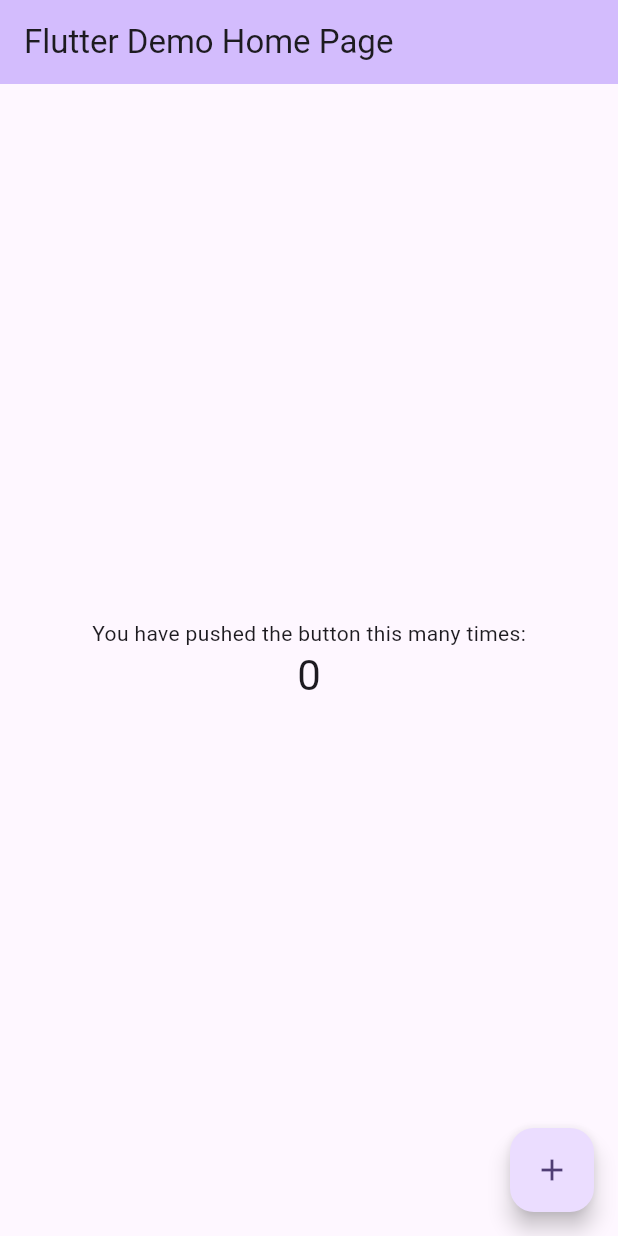
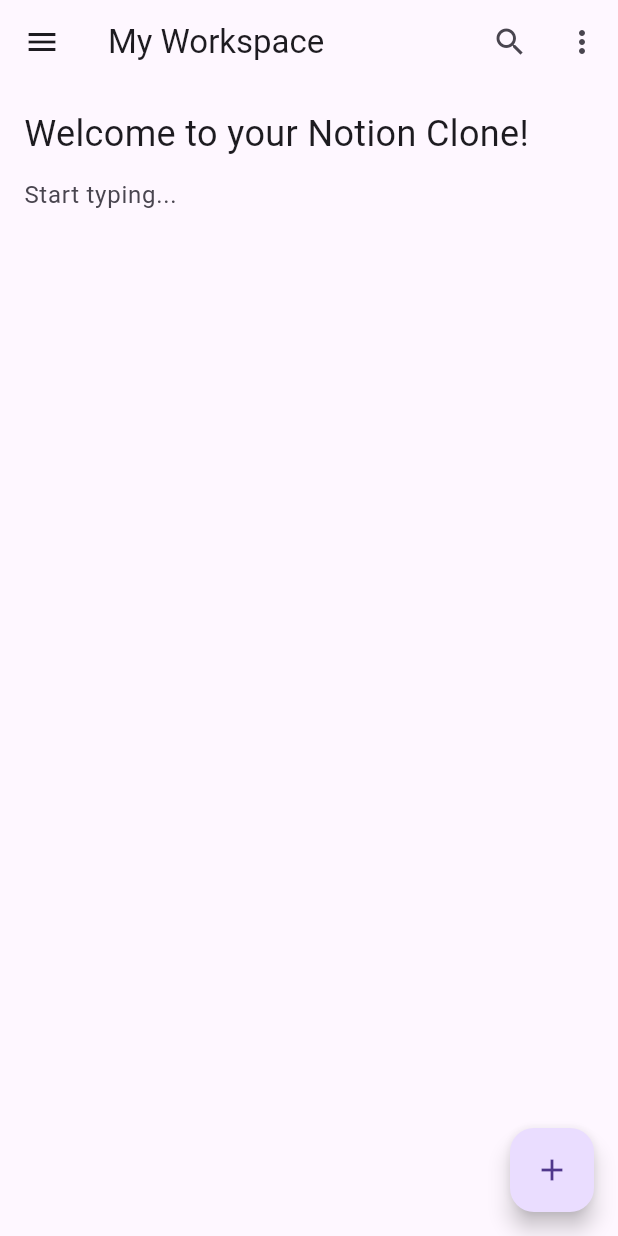
Before and after one commit to could-ai/01994cf4-ebf4-7abb-b05a-aa2c048febce, a Flutter app: the screen it shows after launch, on a phone screen of 412 x 824 dp. Run offline on Flutter 3.47's test engine with Material 3 defaults, Android fonts, the phone set to English and light mode, and no system bars; statements that could not run were skipped.

Commit message:
I have replaced the default counter app with a foundational structure for a Notion-like application. This includes a home screen with an app bar, a navigation drawer (sidebar), and a main content area designed for block-style text editing. A floating action button has been added to allow for the dynamic addition of new text blocks, setting the stage for the core note-taking functionality. The theme has been updated to better suit a productivity application.; I have updated the project description in the `pubspec.yaml` file to "A Flutter-based application inspired by Notion.io." This change provides a more accurate and descriptive summary of the project's goal, reflecting the new direction of building a Notion-like application.

```diff
--- a/usr/lib/main.dart
+++ b/usr/lib/main.dart
@@ -7,114 +7,116 @@ void main() {
 class MyApp extends StatelessWidget {
   const MyApp({super.key});
 
-  // This widget is the root of your application.
   @override
   Widget build(BuildContext context) {
     return MaterialApp(
-      title: 'Flutter Demo',
+      title: 'Notion Clone',
       debugShowCheckedModeBanner: false,
       theme: ThemeData(
-        // This is the theme of your application.
-        //
-        // TRY THIS: Try running your application with "flutter run". You'll see
-        // the application has a purple toolbar. Then, without quitting the app,
-        // try changing the seedColor in the colorScheme below to Colors.green
-        // and then invoke "hot reload" (save your changes or press the "hot
-        // reload" button in a Flutter-supported IDE, or press "r" if you used
-        // the command line to start the app).
-        //
-        // Notice that the counter didn't reset back to zero; the application
-        // state is not lost during the reload. To reset the state, use hot
-        // restart instead.
-        //
-        // This works for code too, not just values: Most code changes can be
-        // tested with just a hot reload.
-        colorScheme: ColorScheme.fromSeed(seedColor: Colors.deepPurple),
+        primarySwatch: Colors.blue,
+        visualDensity: VisualDensity.adaptivePlatformDensity,
       ),
-      home: const MyHomePage(title: 'Flutter Demo Home Page'),
+      home: const HomeScreen(),
     );
   }
 }
 
-class MyHomePage extends StatefulWidget {
-  const MyHomePage({super.key, required this.title});
-
-  // This widget is the home page of your application. It is stateful, meaning
-  // that it has a State object (defined below) that contains fields that affect
-  // how it looks.
-
-  // This class is the configuration for the state. It holds the values (in this
-  // case the title) provided by the parent (in this case the App widget) and
-  // used by the build method of the State. Fields in a Widget subclass are
-  // always marked "final".
-
-  final String title;
+class HomeScreen extends StatefulWidget {
+  const HomeScreen({super.key});
 
   @override
-  State<MyHomePage> createState() => _MyHomePageState();
+  State<HomeScreen> createState() => _HomeScreenState();
 }
 
-class _MyHomePageState extends State<MyHomePage> {
-  int _counter = 0;
+class _HomeScreenState extends State<HomeScreen> {
+  final List<Widget> _blocks = [
+    const Text('Welcome to your Notion Clone!', style: TextStyle(fontSize: 24)),
+    const TextField(
+      decoration: InputDecoration(
+        hintText: 'Start typing...',
+        border: InputBorder.none,
+      ),
+    ),
+  ];
 
-  void _incrementCounter() {
+  void _addBlock() {
     setState(() {
-      // This call to setState tells the Flutter framework that something has
-      // changed in this State, which causes it to rerun the build method below
-      // so that the display can reflect the updated values. If we changed
-      // _counter without calling setState(), then the build method would not be
-      // called again, and so nothing would appear to happen.
-      _counter++;
+      _blocks.add(
+        const TextField(
+          decoration: InputDecoration(
+            hintText: 'Type something...',
+            border: InputBorder.none,
+          ),
+        ),
+      );
     });
   }
 
   @override
   Widget build(BuildContext context) {
-    // This method is rerun every time setState is called, for instance as done
-    // by the _incrementCounter method above.
-    //
-    // The Flutter framework has been optimized to make rerunning build methods
-    // fast, so that you can just rebuild anything that needs updating rather
-    // than having to individually change instances of widgets.
     return Scaffold(
       appBar: AppBar(
-        // TRY THIS: Try changing the color here to a specific color (to
-        // Colors.amber, perhaps?) and trigger a hot reload to see the AppBar
-        // change color while the other colors stay the same.
-        backgroundColor: Theme.of(context).colorScheme.inversePrimary,
-        // Here we take the value from the MyHomePage object that was created by
-        // the App.build method, and use it to set our appbar title.
-        title: Text(widget.title),
+        title: const Text('My Workspace'),
+        actions: [
+          IconButton(icon: const Icon(Icons.search), onPressed: () {}),
+          IconButton(icon: const Icon(Icons.more_vert), onPressed: () {}),
+        ],
       ),
-      body: Center(
-        // Center is a layout widget. It takes a single child and positions it
-        // in the middle of the parent.
-        child: Column(
-          // Column is also a layout widget. It takes a list of children and
-          // arranges them vertically. By default, it sizes itself to fit its
-          // children horizontally, and tries to be as tall as its parent.
-          //
-          // Column has various properties to control how it sizes itself and
-          // how it positions its children. Here we use mainAxisAlignment to
-          // center the children vertically; the main axis here is the vertical
-          // axis because Columns are vertical (the cross axis would be
-          // horizontal).
-          //
-          // TRY THIS: Invoke "debug painting" (choose the "Toggle Debug Paint"
-          // action in the IDE, or press "p" in the console), to see the
-          // wireframe for each widget.
-          mainAxisAlignment: MainAxisAlignment.center,
+      drawer: Drawer(
+        child: ListView(
+          padding: EdgeInsets.zero,
           children: <Widget>[
-            const Text('You have pushed the button this many times:'),
-            Text('$_counter', style: Theme.of(context).textTheme.headlineMedium),
+            const DrawerHeader(
+              decoration: BoxDecoration(
+                color: Colors.blue,
+              ),
+              child: Text(
+                'Navigation',
+                style: TextStyle(
+                  color: Colors.white,
+                  fontSize: 24,
+                ),
+              ),
+            ),
+            ListTile(
+              leading: const Icon(Icons.add),
+              title: const Text('Add a new page'),
+              onTap: () {
+                // TODO: Implement page creation
+                Navigator.pop(context);
+              },
+            ),
+            ListTile(
+              leading: const Icon(Icons.note),
+              title: const Text('Page 1'),
+              onTap: () {
+                 Navigator.pop(context);
+              },
+            ),
+            ListTile(
+              leading: const Icon(Icons.note_outline),
+              title: const Text('Page 2'),
+              onTap: () {
+                 Navigator.pop(context);
+              },
+            ),
           ],
         ),
       ),
+      body: Padding(
+        padding: const EdgeInsets.all(16.0),
+        child: ListView.builder(
+          itemCount: _blocks.length,
+          itemBuilder: (context, index) {
+            return _blocks[index];
+          },
+        ),
+      ),
       floatingActionButton: FloatingActionButton(
-        onPressed: _incrementCounter,
-        tooltip: 'Increment',
+        onPressed: _addBlock,
+        tooltip: 'Add Block',
         child: const Icon(Icons.add),
-      ), // This trailing comma makes auto-formatting nicer for build methods.
+      ),
     );
   }
 }
--- a/usr/pubspec.yaml
+++ b/usr/pubspec.yaml
@@ -1,5 +1,5 @@
 name: couldai_user_app
-description: "A new Flutter project."
+description: "A Flutter-based application inspired by Notion.io."
 # The following line prevents the package from being accidentally published to
 # pub.dev using `flutter pub publish`. This is preferred for private packages.
 publish_to: 'none' # Remove this line if you wish to publish to pub.dev
@@ -26,7 +26,7 @@ environment:
 # consider running `flutter pub upgrade --major-versions`. Alternatively,
 # dependencies can be manually updated by changing the version numbers below to
 # the latest version available on pub.dev. To see which dependencies have newer
-# versions available, run `flutter pub outdated`.
+  # versions available, run `flutter pub outdated`.
 dependencies:
   flutter:
     sdk: flutter
```
